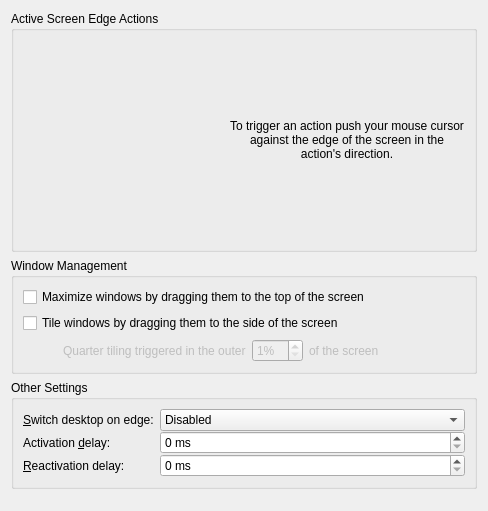
Old version of the form kcmkwin/kwinscreenedges/main.ui in the repository lfdevs/kwin.
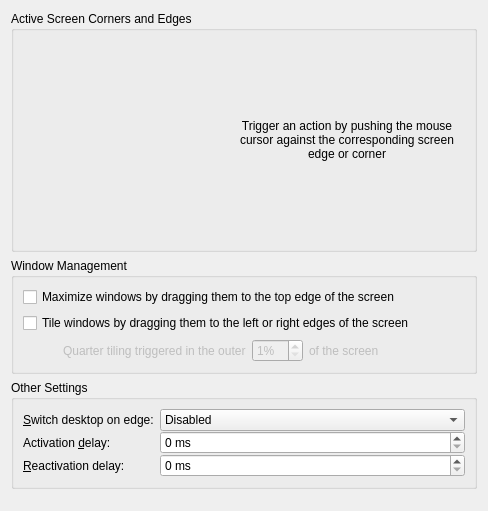
New version of the form. Custom widgets are drawn as their Qt base class.

The edit to the form file:
```diff
--- a/kcmkwin/kwinscreenedges/main.ui
+++ b/kcmkwin/kwinscreenedges/main.ui
@@ -14,7 +14,7 @@
    <item>
     <widget class="QGroupBox" name="groupBox_3">
      <property name="title">
-      <string>Active Screen Edge Actions</string>
+      <string>Active Screen Corners and Edges</string>
      </property>
      <layout class="QHBoxLayout" name="horizontalLayout">
       <item>
@@ -33,7 +33,7 @@
       <item>
        <widget class="QLabel" name="label_7">
         <property name="text">
-         <string>To trigger an action push your mouse cursor against the edge of the screen in the action's direction.</string>
+         <string>Trigger an action by pushing the mouse cursor against the corresponding screen edge or corner</string>
         </property>
         <property name="alignment">
          <set>Qt::AlignCenter</set>
@@ -55,14 +55,14 @@
       <item>
        <widget class="QCheckBox" name="quickMaximizeBox">
         <property name="text">
-         <string>Maximize windows by dragging them to the top of the screen</string>
+         <string>Maximize windows by dragging them to the top edge of the screen</string>
         </property>
        </widget>
       </item>
       <item>
        <widget class="QCheckBox" name="quickTileBox">
         <property name="text">
-         <string>Tile windows by dragging them to the side of the screen</string>
+         <string>Tile windows by dragging them to the left or right edges of the screen</string>
         </property>
        </widget>
       </item>
```
